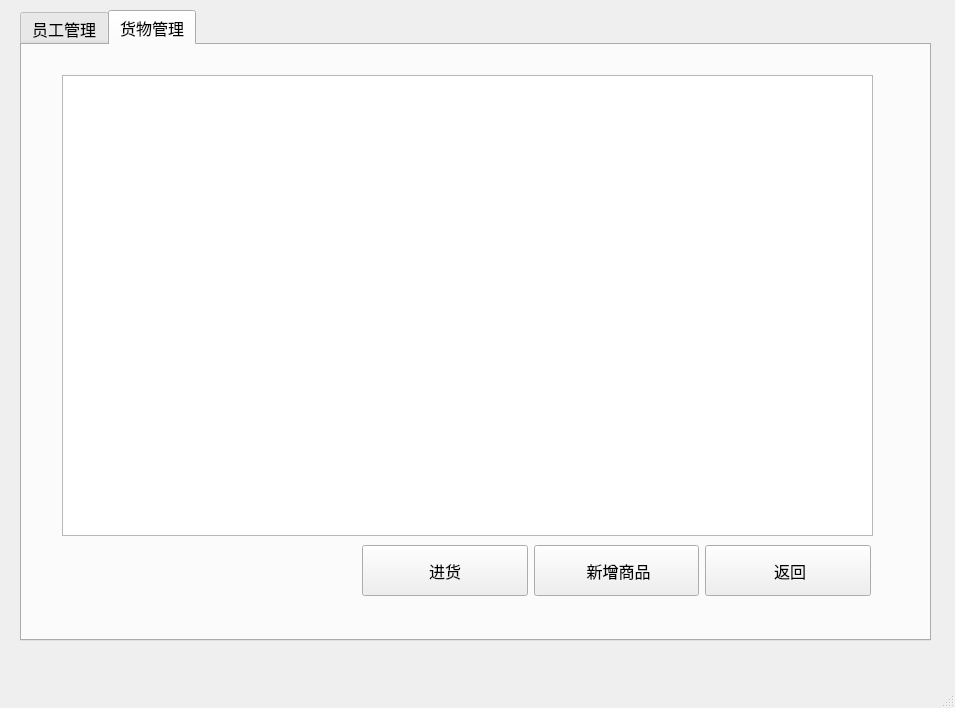
The window that item/Supermarket_management_system/manager_operation.ui (hewei-bit/QT-Learing) describes before a commit, drawn with Qt 5.
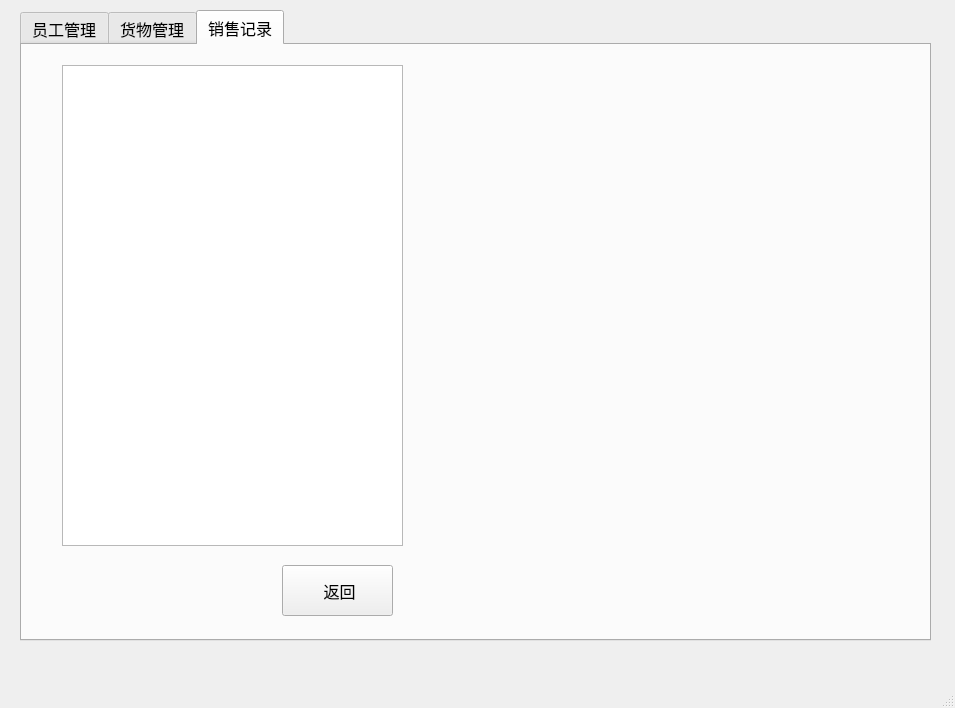
The same window after the commit.

What changed in the file:
```diff
--- a/item/Supermarket_management_system/manager_operation.ui
+++ b/item/Supermarket_management_system/manager_operation.ui
@@ -76,7 +76,7 @@
           <string notr="true"/>
          </property>
          <property name="currentIndex">
-          <number>1</number>
+          <number>2</number>
          </property>
          <widget class="QWidget" name="staff_tab">
           <property name="whatsThis">
@@ -222,6 +222,34 @@
            </layout>
           </widget>
          </widget>
+         <widget class="QWidget" name="sales_record_tab">
+          <attribute name="title">
+           <string>销售记录</string>
+          </attribute>
+          <widget class="QTextBrowser" name="sales_record_text">
+           <property name="geometry">
+            <rect>
+             <x>40</x>
+             <y>20</y>
+             <width>341</width>
+             <height>481</height>
+            </rect>
+           </property>
+          </widget>
+          <widget class="QPushButton" name="Btn">
+           <property name="geometry">
+            <rect>
+             <x>260</x>
+             <y>520</y>
+             <width>111</width>
+             <height>51</height>
+            </rect>
+           </property>
+           <property name="text">
+            <string> 返回</string>
+           </property>
+          </widget>
+         </widget>
         </widget>
        </item>
        <item>
```
